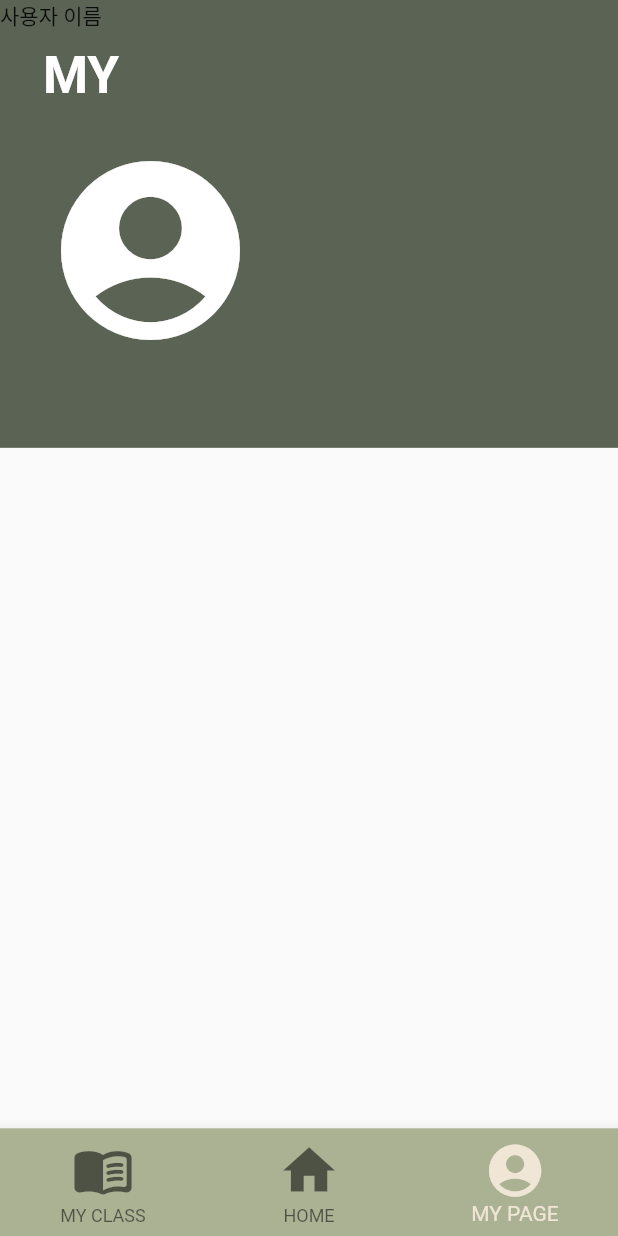
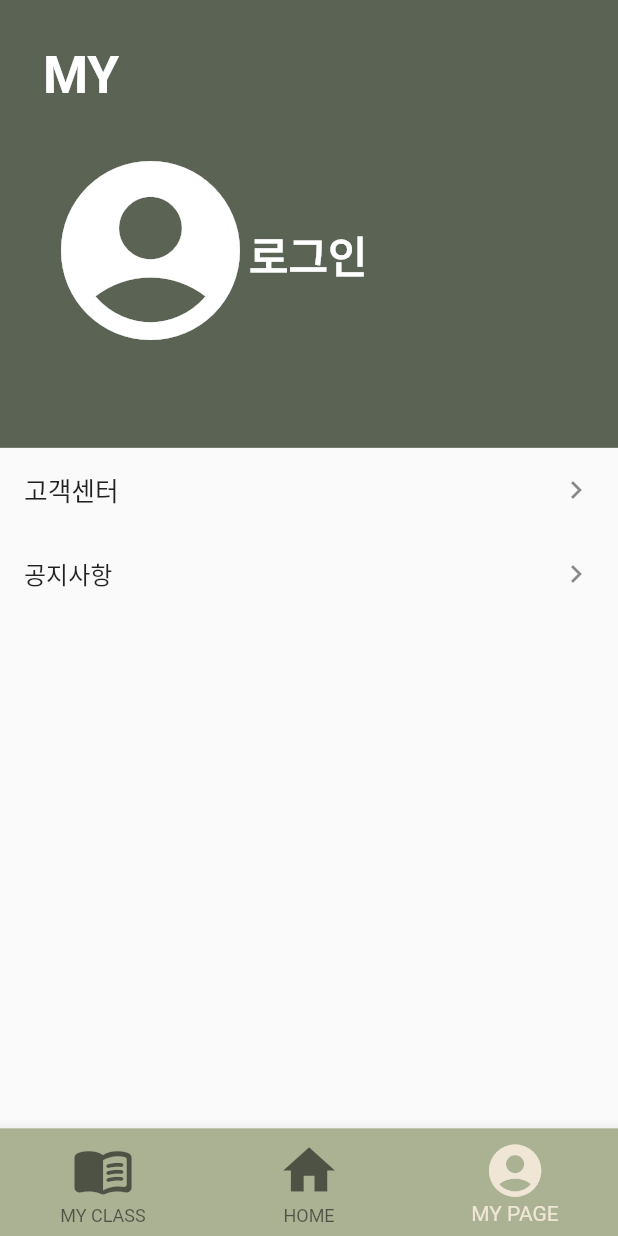
Before and after one commit to sieunp06/Recycling-Idea-Share-Platform, a Flutter app: the screen it shows after launch, item 3 of the bottom bar chosen, on a phone screen of 412 x 824 dp. Run offline on Flutter 3.47's test engine with Material 2 defaults, Android fonts, the phone set to English and light mode, and no system bars; our stand-ins replace flutter_screenutil, get, smooth_page_indicator; Roboto replaces fonts that are missing (namumGothic, nanumGothic).

Commit message:
🎨 Edit myPage UI

```diff
--- a/lib/myPage.dart
+++ b/lib/myPage.dart
@@ -1,6 +1,7 @@
 import 'package:flutter/material.dart';
 import 'package:flutter/cupertino.dart';
 import 'package:flutter_screenutil/flutter_screenutil.dart';
+import 'package:gigo/login.dart';
 
 class myPage extends StatelessWidget {
   @override
@@ -40,9 +41,71 @@ class myPage extends StatelessWidget {
               ),
             ),
             Positioned(
+              top: 125.h,
+              left: 145.w,
+              // 로그인 안했을 때 마이 페이지 화면
+              child: GestureDetector(
+                child: Text(
+                  '로그인',
+                  style: TextStyle(
+                    color: Colors.white,
+                    fontSize: 25.sp,
+                    fontFamily: 'namumGothic', fontWeight: FontWeight.w700
+                  ),
+                ),
+                onTap: (){
+                  print('로그인 클릭');
+                  Navigator.push(
+                    context,
+                    MaterialPageRoute(builder: (context) => Login()),
+                  );
+                }
+              ),
+            ),
+            /*
+            Positioned(
+              top: 145.h,
+              left: 145.w,
               child: Text(
-                "사용자 이름"
-              )
+                "레벨",
+                style: TextStyle(
+                    color: Colors.white,
+                    fontSize: 20.sp,
+                    fontFamily: 'namumGothic', fontWeight: FontWeight.w700
+                ),
+              ),
+            ),
+            */
+          ],
+        ),
+        Column(
+          children: <Widget>[
+            ListView(
+              physics: NeverScrollableScrollPhysics(),
+              shrinkWrap: true,
+              children: [
+                ListTile(
+                  title: Text(
+                    '고객센터',
+                    style: TextStyle(
+                      fontSize: 15.sp,
+                    )
+                  ),
+                  trailing: Icon(Icons.navigate_next),
+                  //todo. 고객센터 클릭시 내용 추가
+                  onTap: () {
+                    print('고객센터 클릭');
+                  },
+                ),
+                ListTile(
+                  title: Text('공지사항'),
+                  //todo. 공지사항 클릭시 내용 추가
+                  trailing: Icon(Icons.navigate_next),
+                  onTap: () {
+                    print('공지사항 클릭');
+                  },
+                ),
+              ]
             )
           ],
         )
```
